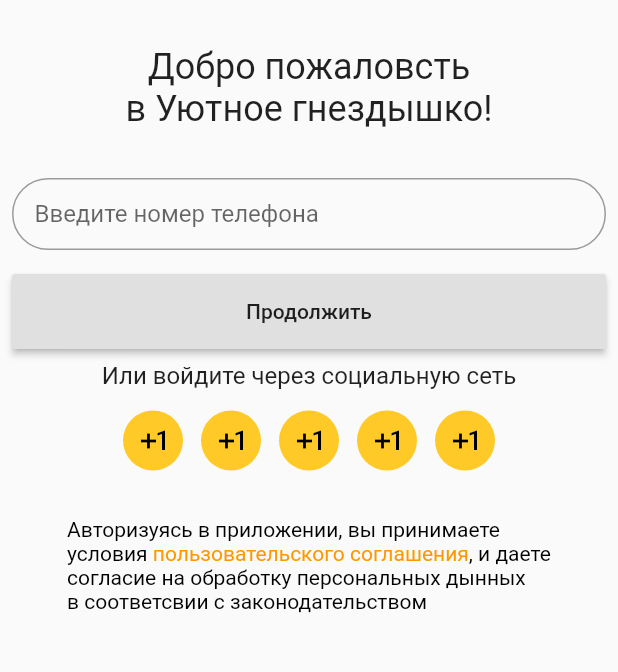
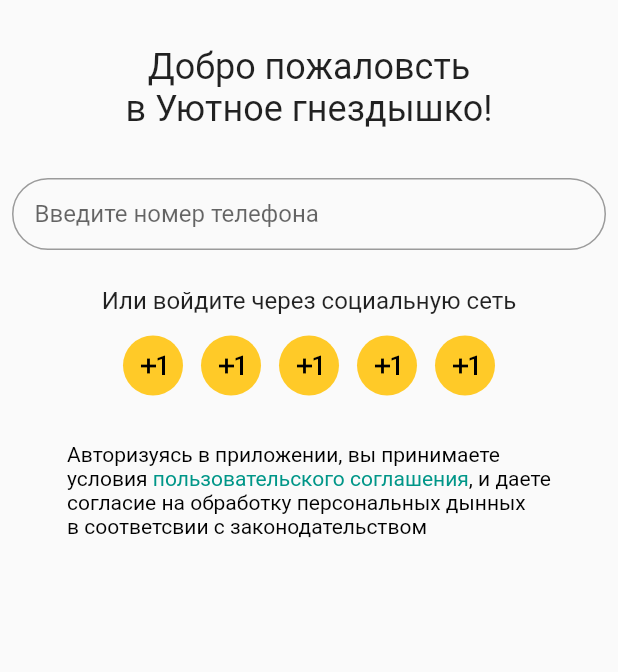
Before and after one commit to Mishanya840/ugnest, a Flutter app: the screen it shows after launch, on a phone screen of 412 x 824 dp, the part 233-905 px from its top. Run offline on Flutter 3.47's test engine with Material 2 defaults, Android fonts, the phone set to English and light mode, and no system bars; our stand-ins replace bloc, built_collection, built_value, equatable, flutter_bloc, flutter_svg and 2 more; missing offline and left inert: jsonrpc2, loggable; generated files the repository leaves out were written again.

Commit message:
navigate to second screen

```diff
--- a/lib/login/login_bloc.dart
+++ b/lib/login/login_bloc.dart
@@ -23,6 +23,11 @@ class LoginBloc extends Bloc<LoginEvent, LoginState> with Loggable {
 
   @override
   Stream<LoginState> mapEventToState(LoginEvent event) async* {
+    var currState = currentState;
+    if (event is SelectedLoginByNumber && currState is WelcomeLoginState) {
+      yield PhoneNumberFormLoginState();
+    }
+
     var curState = currentState;
     if (event is LoginButtonPressed && curState is LoginUserLoginState) {
       //yield LoginLoading();
--- a/lib/login/login_form.dart
+++ b/lib/login/login_form.dart
@@ -1,3 +1,4 @@
+import 'package:flutter/cupertino.dart';
 import 'package:flutter/gestures.dart';
 import 'package:flutter/material.dart';
 import 'package:flutter_bloc/flutter_bloc.dart';
@@ -13,13 +14,13 @@ class LoginForm extends StatefulWidget {
 class _LoginFormState extends State<LoginForm> {
   final _phoneController = TextEditingController();
   final _passwordController = TextEditingController();
+  final _maskTextInputFormatter = MaskTextInputFormatter(mask: '+7 (###) ###-##-##', filter: { "#": RegExp(r'[0-9]') });
+
 
   @override
   Widget build(BuildContext context) {
-    final loginBloc = BlocProvider.of<LoginBloc>(context);
-
-
-    return BlocListener<LoginBloc, LoginState>(
+    return SingleChildScrollView(
+      child: BlocListener<LoginBloc, LoginState>(
         listener: (context, state) {
         },
         child: BlocBuilder<LoginBloc, LoginState>(
@@ -36,7 +37,7 @@ class _LoginFormState extends State<LoginForm> {
 
                   Padding(
                     padding: const EdgeInsets.symmetric(vertical: 16),
-                  child: Text('Добро пожаловсть\nв Уютное гнездышко!',
+                    child: Text(_getHeadlineText(state),
                         style: Theme.of(context).textTheme.headline,
                         textAlign: TextAlign.center),
                   ),
@@ -47,9 +48,10 @@ class _LoginFormState extends State<LoginForm> {
                         Padding(
                           padding: const EdgeInsets.symmetric(vertical: 16),
                           child: TextFormField(
+                            onTap: state is WelcomeLoginState ? () => BlocProvider.of<LoginBloc>(context).dispatch(SelectedLoginByNumber()) : null,
                             keyboardType: TextInputType.phone,
                             inputFormatters: [
-                            MaskTextInputFormatter(mask: '+7 (###) ###-##-##', filter: { "#": RegExp(r'[0-9]') })
+                              _maskTextInputFormatter
                             ],
                             decoration: InputDecoration(
                                 contentPadding: EdgeInsets.symmetric(vertical: 12, horizontal: 15),
@@ -62,18 +64,55 @@ class _LoginFormState extends State<LoginForm> {
                           ),
                         ),
                       // FIXME: 2
-                    SizedBox.fromSize(
-                      size: Size.fromHeight(50),
-                      child: RaisedButton(
-                        onPressed: () {},//null,
-                        child: Text('Продолжить'),
-                      ),
+                      if (state is PhoneNumberFormLoginState)
+                        _buildButton(context, onPressed: state.phoneIsFill
+                          ? () => BlocProvider.of<LoginBloc>(context)
+                            .dispatch(CheckNumber(_maskTextInputFormatter.getUnmaskedText()))
+                          : null
                         ),
                       ],
                     ),
                   ),
                   // FIXME: 1
-                Column(
+                  if (state is WelcomeLoginState)
+                    _buildLoginViaSocialNetwork(context),
+
+                  Padding(
+                    padding: const EdgeInsets.only(top: 25),
+                    child: RichText(
+                        text: TextSpan(
+                          children: [
+                            TextSpan(
+                              text: 'Авторизуясь в приложении, вы принимаете\nусловия ',
+                              style: new TextStyle(color: Colors.black),
+                            ),
+                            TextSpan(
+                              text: 'пользовательского соглашения',
+                              style: new TextStyle(color: Theme.of(context).accentColor),
+                              recognizer: new TapGestureRecognizer()
+                                ..onTap = () {
+
+                                },
+                            ),
+                            TextSpan(
+                              text: ', и даете\nсогласие на обработку персональных дынных\nв соответсвии с законодательством',
+                              style: new TextStyle(color: Colors.black),
+                            ),
+                          ],
+                        )),
+                  )
+
+                ],
+              ),
+            );
+          },
+        ),
+      ),
+    );
+  }
+
+  Column _buildLoginViaSocialNetwork(BuildContext context) {
+    return Column(
                 crossAxisAlignment: CrossAxisAlignment.center,
                 children: <Widget>[
                   Padding(
@@ -92,37 +131,37 @@ class _LoginFormState extends State<LoginForm> {
                     CircleButton(onTap: () {}, iconData: Icons.exposure_plus_1),
                   ],),
                 ],
+              );
+  }
+
+  String _getHeadlineText(LoginState state) {
+      if (state is WelcomeLoginState || state is SelectedLoginByNumber) {
+        return 'Добро пожаловсть\nв Уютное гнездышко!';
+      } else if (state is LoginUserLoginState) {
+        return 'Добрый день,\n${(state as LoginUserLoginState).userName}';
+      } else if (state is RestorePasswordLoginState) {
+        return 'Если забыли пароль, то\nего можго восстановить';
+      } else if (state is ConfirmRegistrationLoginState) {
+        return 'Проверьте свои СМС,\nмы отправили код';
+      } else {
+        return '';
+      }
+  }
+
+  SizedBox _buildButton(BuildContext context, {VoidCallback onPressed}) {
+    return SizedBox.fromSize(
+                    size: Size.fromHeight(40),
+                    child: RaisedButton(
+                      textTheme: onPressed == null ? null : ButtonTextTheme.primary,
+                      color: Theme.of(context).primaryColor,
+                      disabledColor: Colors.grey.shade400,
+                      disabledTextColor: Colors.white,
+                      shape: OutlineInputBorder(
+                        borderSide: const BorderSide(style: BorderStyle.none),
+                        borderRadius: const BorderRadius.all(Radius.circular(100)),
                       ),
-
-                Padding(
-                  padding: const EdgeInsets.only(top: 25),
-                  child: RichText(
-                      text: TextSpan(
-                        children: [
-                          TextSpan(
-                            text: 'Авторизуясь в приложении, вы принимаете\nусловия ',
-                            style: new TextStyle(color: Colors.black),
-                          ),
-                          TextSpan(
-                            text: 'пользовательского соглашения',
-                            style: new TextStyle(color: Colors.orange),
-                            recognizer: new TapGestureRecognizer()
-                              ..onTap = () {
-
-                              },
-                          ),
-                          TextSpan(
-                            text: ', и даете\nсогласие на обработку персональных дынных\nв соответсвии с законодательством',
-                            style: new TextStyle(color: Colors.black),
-                          ),
-                        ],
-                      )),
-                )
-
-              ],
-            ),
-          );
-        },
+                      onPressed: onPressed,
+                      child: Text('Продолжить'),
                     ),
                   );
   }
--- a/lib/login/login_state.dart
+++ b/lib/login/login_state.dart
@@ -13,14 +13,16 @@ abstract class WelcomeLoginState implements LoginState, Built<WelcomeLoginState,
   factory WelcomeLoginState([void Function(WelcomeLoginStateBuilder) updates]) = _$WelcomeLoginState;
   static Serializer<WelcomeLoginState> get serializer => _$welcomeLoginStateSerializer;
 }
-abstract class PhoneNumberFormLoginState implements Built<PhoneNumberFormLoginState, PhoneNumberFormLoginStateBuilder> {
+abstract class PhoneNumberFormLoginState implements LoginState, Built<PhoneNumberFormLoginState, PhoneNumberFormLoginStateBuilder> {
+  String get phone;
+  bool get phoneIsFill;
 
   PhoneNumberFormLoginState._();
   factory PhoneNumberFormLoginState([void Function(PhoneNumberFormLoginStateBuilder) updates]) = _$PhoneNumberFormLoginState;
   static Serializer<PhoneNumberFormLoginState> get serializer => _$phoneNumberFormLoginStateSerializer;
 }
 
-abstract class LoginUserLoginState implements Built<LoginUserLoginState, LoginUserLoginStateBuilder> {
+abstract class LoginUserLoginState implements LoginState, Built<LoginUserLoginState, LoginUserLoginStateBuilder> {
   @nullable String get userName;
   bool get wrongPassword;
   String get phone;
@@ -32,7 +34,7 @@ abstract class LoginUserLoginState implements Built<LoginUserLoginState, LoginUs
 
 enum ConfirmRegistrationStatus {confirmCodeSent, wrongConfirmCode}
 
-abstract class RestorePasswordLoginState implements Built<RestorePasswordLoginState, RestorePasswordLoginStateBuilder> {
+abstract class RestorePasswordLoginState implements LoginState, Built<RestorePasswordLoginState, RestorePasswordLoginStateBuilder> {
   ConfirmRegistrationStatus get status;
   String get phone;
 
@@ -42,7 +44,7 @@ abstract class RestorePasswordLoginState implements Built<RestorePasswordLoginSt
 }
 
 
-abstract class ConfirmRegistrationLoginState implements Built<ConfirmRegistrationLoginState, ConfirmRegistrationLoginStateBuilder> {
+abstract class ConfirmRegistrationLoginState implements LoginState, Built<ConfirmRegistrationLoginState, ConfirmRegistrationLoginStateBuilder> {
   ConfirmRegistrationStatus get status;
   String get phone;
 
--- a/lib/main.dart
+++ b/lib/main.dart
@@ -56,6 +56,8 @@ void main() {
 }
 
 class App extends StatelessWidget {
+  static const _primarySwatchValue = 0x038992;
+
   final AuthRepository authRepository;
 
   App({Key key, @required this.authRepository}) : super(key: key);
@@ -63,6 +65,10 @@ class App extends StatelessWidget {
   @override
   Widget build(BuildContext context) {
     return MaterialApp(
+      theme: ThemeData(
+        primaryColor: Color.fromRGBO(3, 137, 146, 1),
+        primarySwatch: Colors.teal
+      ),
       home: BlocBuilder<AuthenticationBloc, AuthenticationState>(
         builder: (context, state) {
           if (state is AuthenticationAuthenticated) {
--- a/pubspec.yaml
+++ b/pubspec.yaml
@@ -14,7 +14,7 @@ description: Cozy nest
 version: 1.0.0+1
 
 environment:
-  sdk: ">=2.1.0 <3.0.0"
+  sdk: ">=2.2.2 <3.0.0"
 
 dependencies:
   flutter:
```
Also changed, not shown: lib/login/login_state.g.dart. Lines whose indentation alone changed are shown as unchanged.
